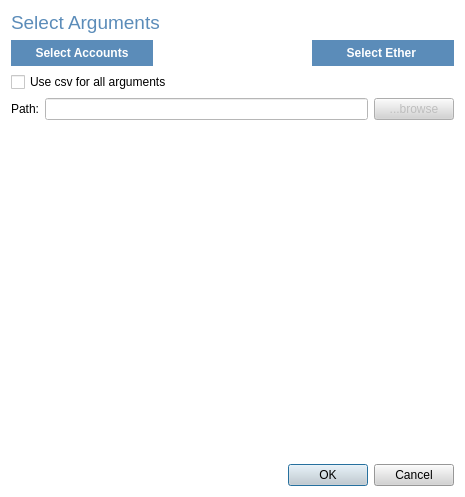
Qt form ui/List_Arguments_Dialog.ui (DaniCaballero/ide) before a commit.
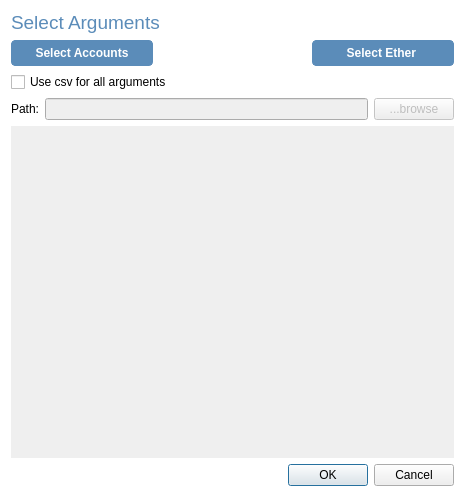
The same form after that commit.

Patch:
```diff
--- a/ui/List_Arguments_Dialog.ui
+++ b/ui/List_Arguments_Dialog.ui
@@ -14,7 +14,17 @@
    <string>Dialog</string>
   </property>
   <property name="styleSheet">
-   <string notr="true">background-color: white;</string>
+   <string notr="true">#Dialog {
+background-color: white;
+}
+
+#select_accounts_btn, #select_ether_btn {
+border-radius: 4px;
+}
+
+
+
+</string>
   </property>
   <layout class="QVBoxLayout" name="verticalLayout_2">
    <item>
@@ -41,11 +51,17 @@
         </size>
        </property>
        <property name="styleSheet">
-        <string notr="true">padding: 5px 15px;
+        <string notr="true">#select_accounts_btn {
+padding: 5px 15px;
 border: 1px solid #5b8cb9;
 background-color: #5b8cb9;
 color: white;
-font-weight: bold;</string>
+font-weight: bold;
+}
+
+#select_accounts_btn::hover {
+background-color: #517da6;
+}</string>
        </property>
        <property name="text">
         <string>Select Accounts</string>
@@ -103,18 +119,18 @@
           <colorrole role="Text">
            <brush brushstyle="SolidPattern">
             <color alpha="255">
-             <red>170</red>
-             <green>0</green>
-             <blue>0</blue>
+             <red>255</red>
+             <green>255</green>
+             <blue>255</blue>
             </color>
            </brush>
           </colorrole>
           <colorrole role="ButtonText">
            <brush brushstyle="SolidPattern">
             <color alpha="255">
-             <red>170</red>
-             <green>0</green>
-             <blue>0</blue>
+             <red>255</red>
+             <green>255</green>
+             <blue>255</blue>
             </color>
            </brush>
           </colorrole>
@@ -150,63 +166,63 @@
           <colorrole role="WindowText">
            <brush brushstyle="SolidPattern">
             <color alpha="255">
-             <red>0</red>
-             <green>0</green>
-             <blue>0</blue>
+             <red>255</red>
+             <green>255</green>
+             <blue>255</blue>
             </color>
            </brush>
           </colorrole>
           <colorrole role="Button">
            <brush brushstyle="SolidPattern">
             <color alpha="255">
-             <red>240</red>
-             <green>240</green>
-             <blue>240</blue>
+             <red>91</red>
+             <green>140</green>
+             <blue>185</blue>
             </color>
            </brush>
           </colorrole>
           <colorrole role="Text">
            <brush brushstyle="SolidPattern">
             <color alpha="255">
-             <red>0</red>
-             <green>0</green>
-             <blue>0</blue>
+             <red>255</red>
+             <green>255</green>
+             <blue>255</blue>
             </color>
            </brush>
           </colorrole>
           <colorrole role="ButtonText">
            <brush brushstyle="SolidPattern">
             <color alpha="255">
-             <red>0</red>
-             <green>0</green>
-             <blue>0</blue>
+             <red>255</red>
+             <green>255</green>
+             <blue>255</blue>
             </color>
            </brush>
           </colorrole>
           <colorrole role="Base">
            <brush brushstyle="SolidPattern">
             <color alpha="255">
-             <red>255</red>
-             <green>255</green>
-             <blue>255</blue>
+             <red>91</red>
+             <green>140</green>
+             <blue>185</blue>
             </color>
            </brush>
           </colorrole>
           <colorrole role="Window">
            <brush brushstyle="SolidPattern">
             <color alpha="255">
-             <red>240</red>
-             <green>240</green>
-             <blue>240</blue>
+             <red>91</red>
+             <green>140</green>
+             <blue>185</blue>
             </color>
            </brush>
           </colorrole>
           <colorrole role="PlaceholderText">
            <brush brushstyle="SolidPattern">
-            <color alpha="128">
-             <red>0</red>
-             <green>0</green>
-             <blue>0</blue>
+            <color alpha="255">
+             <red>255</red>
+             <green>255</green>
+             <blue>255</blue>
             </color>
            </brush>
           </colorrole>
@@ -268,10 +284,10 @@
           </colorrole>
           <colorrole role="PlaceholderText">
            <brush brushstyle="SolidPattern">
-            <color alpha="128">
-             <red>0</red>
-             <green>0</green>
-             <blue>0</blue>
+            <color alpha="255">
+             <red>255</red>
+             <green>255</green>
+             <blue>255</blue>
             </color>
            </brush>
           </colorrole>
@@ -279,11 +295,17 @@
         </palette>
        </property>
        <property name="styleSheet">
-        <string notr="true">padding: 5px 15px;
+        <string notr="true">#select_ether_btn {
+padding: 5px 15px;
 border: 1px solid #5b8cb9;
 background-color: #5b8cb9;
 color: white;
-font-weight: bold;</string>
+font-weight: bold;
+}
+
+#select_ether_btn::hover {
+background-color: #517da6;
+}</string>
        </property>
        <property name="text">
         <string>Select Ether </string>
@@ -335,7 +357,7 @@
           </size>
          </property>
          <property name="styleSheet">
-          <string notr="true">background-color: lightgrey;</string>
+          <string notr="true"/>
          </property>
          <property name="text">
           <string>...browse</string>
@@ -465,7 +487,7 @@
       </palette>
      </property>
      <property name="styleSheet">
-      <string notr="true">background-color: lightgrey;</string>
+      <string notr="true"/>
      </property>
      <property name="orientation">
       <enum>Qt::Horizontal</enum>
```
Left out of the diff: 8 changed lines with no effect on the pictures.
